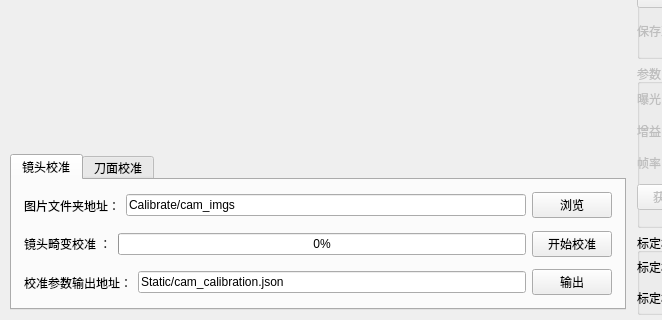
xlcg10086/laser-surface-measure, file Ui/Camcalibration.ui: the form before one commit; both pictures show x 0 to 662 and y 280 to 600 of the 850 by 600 pixel window.
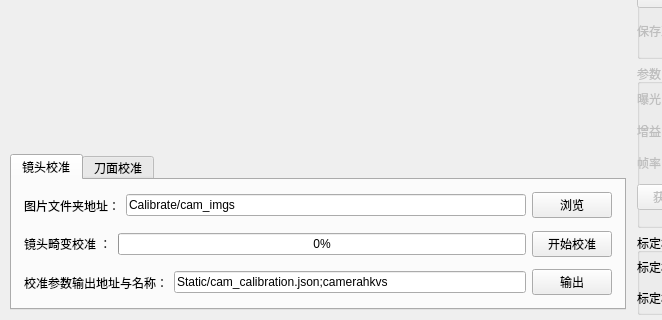
The form after the commit. The open tabs and pages were chosen to show the change.

```diff
--- a/Ui/Camcalibration.ui
+++ b/Ui/Camcalibration.ui
@@ -154,14 +154,14 @@
               <item>
                <widget class="QLabel" name="label_7">
                 <property name="text">
-                 <string>校准参数输出地址：</string>
+                 <string>校准参数输出地址与名称：</string>
                 </property>
                </widget>
               </item>
               <item>
                <widget class="QLineEdit" name="outpath_camcail">
                 <property name="text">
-                 <string>Static/cam_calibration.json</string>
+                 <string>Static/cam_calibration.json;camerahkvs</string>
                 </property>
                </widget>
               </item>
```
Left out of the diff: 6 changed lines with no effect on the pictures.
